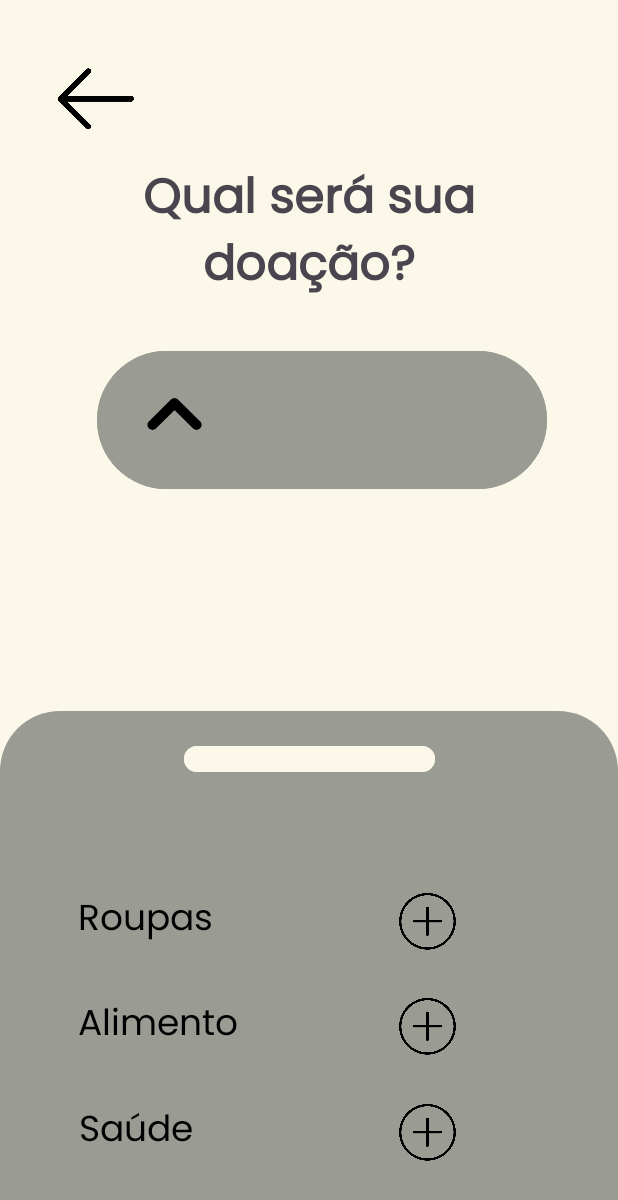
After one commit to GuiSouzaa/LosChanchos, an Android app: the tela3back screen opened directly, with no data from a screen before it, on a phone screen of 412 x 824 dp. The commit adds this screen. Shown: the top 1200 px of the screen. Run offline under Robolectric (Android 15) with nearby library versions, the phone set to English and light mode, and no system bars.

Commit message:
Criação da terceira tela com ID definidos.

```diff
--- a/app/src/main/AndroidManifest.xml
+++ b/app/src/main/AndroidManifest.xml
@@ -13,6 +13,9 @@
         android:theme="@style/Theme.ProjetoChanchos"
         tools:targetApi="31">
         <activity
+            android:name=".tela3back"
+            android:exported="false" />
+        <activity
             android:name=".tela2"
             android:exported="false" />
         <activity
--- /dev/null
+++ b/app/src/main/java/com/example/projetochanchos/tela3back.java
@@ -0,0 +1,24 @@
+package com.example.projetochanchos;
+
+import android.os.Bundle;
+
+import androidx.activity.EdgeToEdge;
+import androidx.appcompat.app.AppCompatActivity;
+import androidx.core.graphics.Insets;
+import androidx.core.view.ViewCompat;
+import androidx.core.view.WindowInsetsCompat;
+
+public class tela3back extends AppCompatActivity {
+
+    @Override
+    protected void onCreate(Bundle savedInstanceState) {
+        super.onCreate(savedInstanceState);
+        EdgeToEdge.enable(this);
+        setContentView(R.layout.tela3front);
+        ViewCompat.setOnApplyWindowInsetsListener(findViewById(R.id.main), (v, insets) -> {
+            Insets systemBars = insets.getInsets(WindowInsetsCompat.Type.systemBars());
+            v.setPadding(systemBars.left, systemBars.top, systemBars.right, systemBars.bottom);
+            return insets;
+        });
+    }
+}
--- /dev/null
+++ b/app/src/main/res/drawable/retangulo.xml
@@ -0,0 +1,13 @@
+<shape xmlns:android="http://schemas.android.com/apk/res/android"
+    android:shape="rectangle">
+
+    <!-- Definir a cor de fundo -->
+    <solid android:color="#9A9B92" /> <!-- Cor vermelha como exemplo -->
+
+    <!-- Arredondamento das bordas -->
+    <corners
+        android:topLeftRadius="40dp"
+        android:topRightRadius="40dp"
+        android:bottomLeftRadius="0dp"
+        android:bottomRightRadius="0dp" />
+</shape>
--- a/app/src/main/res/layout/tela2.xml
+++ b/app/src/main/res/layout/tela2.xml
@@ -34,10 +34,11 @@
         app:layout_constraintHorizontal_bias="0.495"
         app:layout_constraintStart_toStartOf="parent"
         app:layout_constraintTop_toTopOf="parent"
-        app:layout_constraintVertical_bias="0.192" />
+        app:layout_constraintVertical_bias="0.147
+" />
 
     <Button
-        android:id="@+id/buttonT2"
+        android:id="@+id/buttonT3"
         android:layout_width="300dp"
         android:layout_height="100dp"
         android:backgroundTint="#9A9B92"
@@ -47,7 +48,20 @@
         app:layout_constraintHorizontal_bias="0.493"
         app:layout_constraintStart_toStartOf="parent"
         app:layout_constraintTop_toTopOf="parent"
-        app:layout_constraintVertical_bias="0.416" />
+        app:layout_constraintVertical_bias="0.318
+" />
+
+    <ImageView
+        android:id="@+id/setaBaixa"
+        android:layout_width="70dp"
+        android:layout_height="100dp"
+        app:layout_constraintBottom_toBottomOf="@+id/buttonT3"
+        app:layout_constraintEnd_toEndOf="@+id/buttonT3"
+        app:layout_constraintHorizontal_bias="0.06"
+        app:layout_constraintStart_toStartOf="@+id/buttonT3"
+        app:layout_constraintTop_toTopOf="@+id/buttonT3"
+        app:layout_constraintVertical_bias="0.0"
+        app:srcCompat="@drawable/arrow_donw" />
 
 
 </androidx.constraintlayout.widget.ConstraintLayout>
--- /dev/null
+++ b/app/src/main/res/layout/tela3front.xml
@@ -0,0 +1,170 @@
+<?xml version="1.0" encoding="utf-8"?>
+<androidx.constraintlayout.widget.ConstraintLayout xmlns:android="http://schemas.android.com/apk/res/android"
+    xmlns:app="http://schemas.android.com/apk/res-auto"
+    xmlns:tools="http://schemas.android.com/tools"
+    android:id="@+id/main"
+    android:layout_width="match_parent"
+    android:layout_height="match_parent"
+    android:background="#FBF8E9"
+    tools:context=".tela3back">
+
+    <TextView
+        android:id="@+id/textView2"
+        android:layout_width="285dp"
+        android:layout_height="96dp"
+        android:fontFamily="@font/poppisregular"
+        android:gravity="center"
+        android:text="Qual será sua doação?"
+        android:textSize="32sp"
+        android:textStyle="bold"
+        app:layout_constraintBottom_toBottomOf="parent"
+        app:layout_constraintEnd_toEndOf="parent"
+        app:layout_constraintStart_toStartOf="parent"
+        app:layout_constraintTop_toTopOf="parent"
+        app:layout_constraintVertical_bias="0.147" />
+
+    <Button
+        android:id="@+id/buttonT3"
+        android:layout_width="300dp"
+        android:layout_height="100dp"
+        android:backgroundTint="#9A9B92"
+        android:text=""
+        app:layout_constraintBottom_toBottomOf="parent"
+        app:layout_constraintEnd_toEndOf="parent"
+        app:layout_constraintHorizontal_bias="0.58"
+        app:layout_constraintStart_toStartOf="parent"
+        app:layout_constraintTop_toTopOf="parent"
+        app:layout_constraintVertical_bias="0.318" />
+
+    <ImageView
+        android:id="@+id/arrowbackT3"
+        android:layout_width="60dp"
+        android:layout_height="60dp"
+        app:layout_constraintBottom_toBottomOf="parent"
+        app:layout_constraintEnd_toEndOf="parent"
+        app:layout_constraintHorizontal_bias="0.096"
+        app:layout_constraintStart_toStartOf="parent"
+        app:layout_constraintTop_toTopOf="parent"
+        app:layout_constraintVertical_bias="0.046"
+        app:srcCompat="@drawable/arrow_back" />
+
+    <ImageView
+        android:id="@+id/imagesetabaixo3"
+        android:layout_width="70dp"
+        android:layout_height="100dp"
+        android:rotationX="170"
+        app:layout_constraintBottom_toBottomOf="@+id/buttonT3"
+        app:layout_constraintEnd_toEndOf="@+id/buttonT3"
+        app:layout_constraintHorizontal_bias="0.06"
+        app:layout_constraintStart_toStartOf="@+id/buttonT3"
+        app:layout_constraintTop_toTopOf="@+id/buttonT3"
+        app:layout_constraintVertical_bias="0.0"
+        app:srcCompat="@drawable/arrow_donw" />
+
+    <TextView
+        android:id="@+id/textView3"
+        android:layout_width="0dp"
+        android:layout_height="350dp"
+        android:background="@drawable/retangulo"
+        android:text=""
+        app:layout_constraintBottom_toBottomOf="parent"
+        app:layout_constraintEnd_toEndOf="parent"
+        app:layout_constraintHorizontal_bias="0.0"
+        app:layout_constraintStart_toStartOf="parent"
+        app:layout_constraintTop_toBottomOf="@+id/buttonT3"
+        app:layout_constraintVertical_bias="1.0" />
+
+    <Button
+        android:id="@+id/buttonvoltarT3"
+        android:layout_width="167dp"
+        android:layout_height="25dp"
+        android:backgroundTint="#FBF8E9"
+        android:text="Button"
+        app:layout_constraintBottom_toBottomOf="parent"
+        app:layout_constraintEnd_toEndOf="@+id/textView3"
+        app:layout_constraintStart_toStartOf="@+id/textView3"
+        app:layout_constraintTop_toTopOf="@+id/textView3"
+        app:layout_constraintVertical_bias="0.059" />
+
+    <TextView
+        android:id="@+id/textT3"
+        android:layout_width="wrap_content"
+        android:layout_height="wrap_content"
+        android:text="Roupas"
+        android:textColor="@color/black"
+        android:fontFamily="@font/poppisregular"
+        app:layout_constraintBottom_toBottomOf="parent"
+        app:layout_constraintEnd_toEndOf="parent"
+        app:layout_constraintHorizontal_bias="0.161"
+        app:layout_constraintStart_toStartOf="parent"
+        android:textSize="24sp"
+        app:layout_constraintTop_toBottomOf="@+id/buttonvoltarT3"
+        app:layout_constraintVertical_bias="0.285" />
+
+    <TextView
+        android:id="@+id/textT3"
+        android:layout_width="wrap_content"
+        android:layout_height="wrap_content"
+        android:fontFamily="@font/poppisregular"
+        android:text="Alimento"
+        android:textColor="@color/black"
+        android:textSize="24sp"
+        app:layout_constraintBottom_toBottomOf="parent"
+        app:layout_constraintEnd_toEndOf="parent"
+        app:layout_constraintHorizontal_bias="0.171"
+        app:layout_constraintStart_toStartOf="parent"
+        app:layout_constraintTop_toBottomOf="@+id/buttonvoltarT3"
+        app:layout_constraintVertical_bias="0.548" />
+
+    <TextView
+        android:id="@+id/textT3"
+        android:layout_width="wrap_content"
+        android:layout_height="wrap_content"
+        android:fontFamily="@font/poppisregular"
+        android:text="Saúde"
+        android:textColor="@color/black"
+        android:textSize="24sp"
+        app:layout_constraintBottom_toBottomOf="parent"
+        app:layout_constraintEnd_toEndOf="parent"
+        app:layout_constraintHorizontal_bias="0.157"
+        app:layout_constraintStart_toStartOf="parent"
+        app:layout_constraintTop_toBottomOf="@+id/buttonvoltarT3"
+        app:layout_constraintVertical_bias="0.815" />
+
+    <ImageView
+        android:id="@+id/imgAddRoupa"
+        android:layout_width="40dp"
+        android:layout_height="40dp"
+        app:layout_constraintBottom_toBottomOf="@+id/textView3"
+        app:layout_constraintEnd_toEndOf="parent"
+        app:layout_constraintHorizontal_bias="0.56"
+        app:layout_constraintStart_toEndOf="@+id/textT3"
+        app:layout_constraintTop_toBottomOf="@+id/buttonvoltarT3"
+        app:layout_constraintVertical_bias="0.285"
+        app:srcCompat="@drawable/btnAdd" />
+
+    <ImageView
+        android:id="@+id/imgAddAlimento"
+        android:layout_width="40dp"
+        android:layout_height="40dp"
+        app:layout_constraintBottom_toBottomOf="parent"
+        app:layout_constraintEnd_toEndOf="parent"
+        app:layout_constraintHorizontal_bias="0.56"
+        app:layout_constraintStart_toEndOf="@+id/textT3"
+        app:layout_constraintTop_toBottomOf="@+id/imgAddRoupa"
+        app:layout_constraintVertical_bias="0.19999999"
+        app:srcCompat="@drawable/btnAdd" />
+
+    <ImageView
+        android:id="@+id/imgAddSaude"
+        android:layout_width="40dp"
+        android:layout_height="40dp"
+        app:layout_constraintBottom_toBottomOf="parent"
+        app:layout_constraintEnd_toEndOf="parent"
+        app:layout_constraintHorizontal_bias="0.56"
+        app:layout_constraintStart_toEndOf="@+id/textT3"
+        app:layout_constraintTop_toBottomOf="@+id/imgAddAlimento"
+        app:layout_constraintVertical_bias="0.38"
+        app:srcCompat="@drawable/btnAdd" />
+
+</androidx.constraintlayout.widget.ConstraintLayout>
```
Also changed, not shown: app/src/main/res/drawable/btnAdd.png (added).
